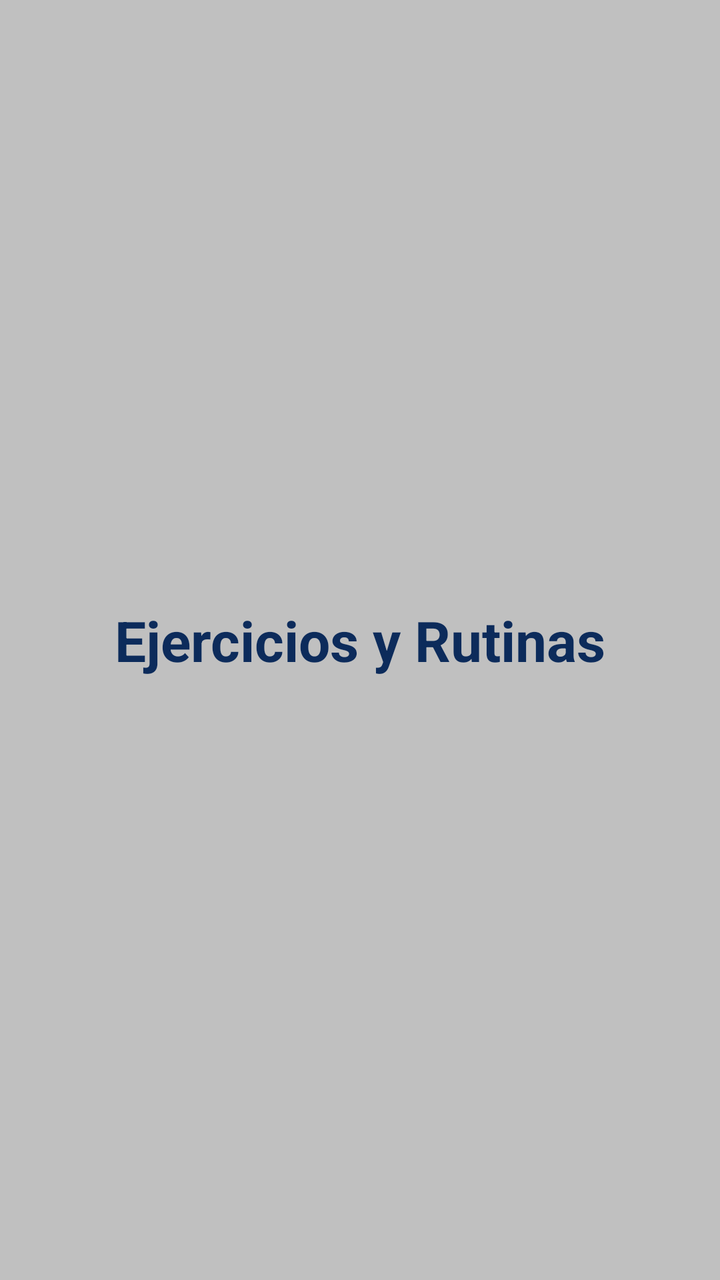
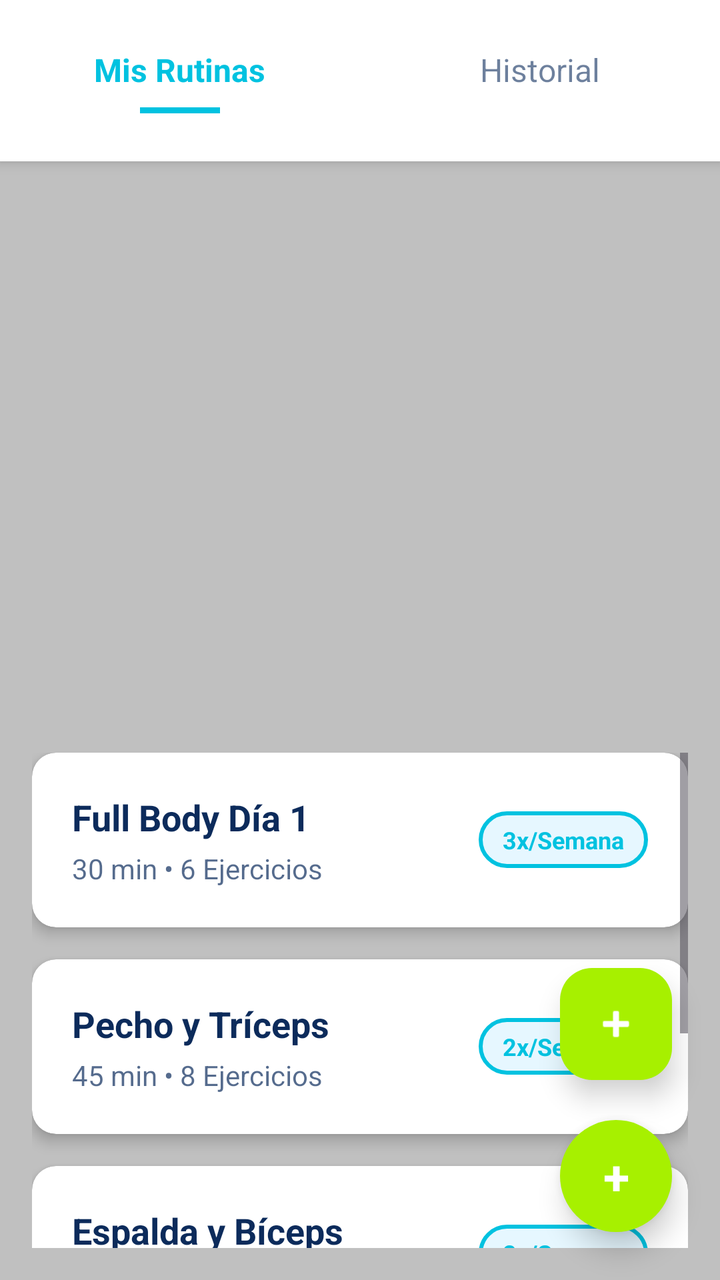

The first picture is an Android layout as it rendered before a commit; the second is the same layout after the commit. The layout source and the unified diff follow.
<!-- AndroidManifest.xml: application theme Base.Theme.FitTrack -->
<!-- res/layout/fragment_rutina.xml -->
<?xml version="1.0" encoding="utf-8"?>
<FrameLayout xmlns:android="http://schemas.android.com/apk/res/android"
    xmlns:tools="http://schemas.android.com/tools"
    android:layout_width="match_parent"
    android:layout_height="match_parent"
    android:background="@color/soft_metric"
    tools:context=".RutinaFragment">

    <TextView
        android:layout_width="match_parent"
        android:layout_height="match_parent"
        android:text="Ejercicios y Rutinas"
        android:gravity="center"
        android:textSize="28sp"
        android:textColor="@color/track_night"
        android:textStyle="bold" />

</FrameLayout>
<!-- resources referenced by this layout -->
<resources>
  <color name="soft_metric">#C0C0C0</color>
  <color name="track_night">#0C2B5B</color>
  <style name="Base.Theme.FitTrack" parent="Theme.Material3.DayNight">
          
          <item name="colorPrimary">@color/track_night</item>
          <item name="colorOnPrimary">@color/clean_stat</item>
          <item name="colorPrimaryVariant">@color/track_night</item>
  
          
          <item name="colorSecondary">@color/fit_glow</item>
          <item name="colorOnSecondary">@color/track_night</item>
          <item name="colorSecondaryVariant">@color/progress_neon</item>
  
          
          <item name="colorSurface">@color/app_surface</item>
          <item name="colorOnSurface">@color/track_night</item>
          <item name="android:colorBackground">@color/app_background</item>
          <item name="colorOnBackground">@color/track_night</item>
          <item name="colorSurfaceVariant">@color/app_background</item>
          <item name="android:windowBackground">@color/app_background</item>
  
          
          <item name="colorAccent">@color/fit_glow</item>
  
          
          <item name="android:statusBarColor">@color/track_night</item>
          <item name="android:navigationBarColor">@color/clean_stat</item>
  
          
          <item name="windowActionBar">false</item>
          <item name="windowNoTitle">true</item>
      </style>
  <color name="clean_stat">#FFFFFF</color>
  <color name="fit_glow">#00C2E0</color>
  <color name="progress_neon">#A7F000</color>
  <color name="app_surface">#C0C0C0</color>
  <color name="app_background">#C0C0C0</color>
</resources>

<!-- the commit's change to res/layout/fragment_rutina.xml (unified diff, before → after) -->
@@ -1,18 +1,429 @@
 <?xml version="1.0" encoding="utf-8"?>
-<FrameLayout xmlns:android="http://schemas.android.com/apk/res/android"
+<androidx.coordinatorlayout.widget.CoordinatorLayout
+    xmlns:android="http://schemas.android.com/apk/res/android"
     xmlns:tools="http://schemas.android.com/tools"
+    xmlns:app="http://schemas.android.com/apk/res-auto"
     android:layout_width="match_parent"
     android:layout_height="match_parent"
     android:background="@color/soft_metric"
     tools:context=".RutinaFragment">
 
-    <TextView
+    <LinearLayout
         android:layout_width="match_parent"
         android:layout_height="match_parent"
-        android:text="Ejercicios y Rutinas"
+        android:orientation="vertical">
+
+        
+        <LinearLayout
+            android:layout_width="match_parent"
+            android:layout_height="wrap_content"
+            android:orientation="horizontal"
+            android:background="@color/clean_stat"
+            android:elevation="4dp"
+            android:paddingTop="8dp"
+            android:paddingBottom="8dp">
+
+            
+            <LinearLayout
+                android:id="@+id/tabMisRutinas"
+                android:layout_width="0dp"
+                android:layout_height="wrap_content"
+                android:layout_weight="1"
+                android:orientation="vertical"
+                android:padding="16dp"
+                android:gravity="center"
+                android:clickable="true"
+                android:focusable="true"
+                android:background="?attr/selectableItemBackground">
+
+                <TextView
+                    android:id="@+id/textMisRutinas"
+                    android:layout_width="wrap_content"
+                    android:layout_height="wrap_content"
+                    android:text="Mis Rutinas"
+                    android:textSize="16sp"
+                    android:textColor="@color/fit_glow"
+                    android:textStyle="bold" />
+
+                
+                <View
+                    android:id="@+id/lineMisRutinas"
+                    android:layout_width="40dp"
+                    android:layout_height="3dp"
+                    android:layout_marginTop="8dp"
+                    android:background="@color/fit_glow" />
+
+            </LinearLayout>
+
+            
+            <LinearLayout
+                android:id="@+id/tabHistorial"
+                android:layout_width="0dp"
+                android:layout_height="wrap_content"
+                android:layout_weight="1"
+                android:orientation="vertical"
+                android:padding="16dp"
+                android:gravity="center"
+                android:clickable="true"
+                android:focusable="true"
+                android:background="?attr/selectableItemBackground">
+
+                <TextView
+                    android:id="@+id/textHistorial"
+                    android:layout_width="wrap_content"
+                    android:layout_height="wrap_content"
+                    android:text="Historial"
+                    android:textSize="16sp"
+                    android:textColor="@color/track_night"
+                    android:alpha="0.6" />
+
+                
+                <View
+                    android:id="@+id/lineHistorial"
+                    android:layout_width="40dp"
+                    android:layout_height="3dp"
+                    android:layout_marginTop="8dp"
+                    android:visibility="invisible" />
+
+            </LinearLayout>
+
+        </LinearLayout>
+
+        
+        <androidx.recyclerview.widget.RecyclerView
+            android:id="@+id/recyclerViewRutinas"
+            android:layout_width="match_parent"
+            android:layout_height="0dp"
+            android:layout_weight="1"
+            android:padding="16dp"
+            android:visibility="visible"
+            android:scrollbars="vertical" />
+
+        
+        <ScrollView
+            android:id="@+id/scrollHistorial"
+            android:layout_width="match_parent"
+            android:layout_height="0dp"
+            android:layout_weight="1"
+            android:padding="16dp"
+            android:visibility="gone">
+
+            <LinearLayout
+                android:layout_width="match_parent"
+                android:layout_height="wrap_content"
+                android:orientation="vertical"
+                android:gravity="center">
+
+                <TextView
+                    android:layout_width="wrap_content"
+                    android:layout_height="wrap_content"
+                    android:text="Historial de Entrenamientos"
+                    android:textSize="18sp"
+                    android:textColor="@color/track_night"
+                    android:textStyle="bold"
+                    android:layout_marginTop="32dp" />
+
+                <TextView
+                    android:layout_width="wrap_content"
+                    android:layout_height="wrap_content"
+                    android:text="Próximamente disponible"
+                    android:textSize="14sp"
+                    android:textColor="@color/track_night"
+                    android:alpha="0.7"
+                    android:layout_marginTop="8dp" />
+
+            </LinearLayout>
+
+        </ScrollView>
+
+        
+        <ScrollView
+            android:id="@+id/scrollMisRutinas"
+            android:layout_width="match_parent"
+            android:layout_height="0dp"
+            android:layout_weight="1"
+            android:padding="16dp">
+
+            <LinearLayout
+                android:layout_width="match_parent"
+                android:layout_height="wrap_content"
+                android:orientation="vertical">
+
+                
+                <androidx.cardview.widget.CardView
+                    android:layout_width="match_parent"
+                    android:layout_height="wrap_content"
+                    android:layout_marginBottom="16dp"
+                    app:cardCornerRadius="12dp"
+                    app:cardElevation="4dp"
+                    android:backgroundTint="@color/clean_stat"
+                    android:clickable="true"
+                    android:focusable="true"
+                    android:foreground="?attr/selectableItemBackground">
+
+                    <LinearLayout
+                        android:layout_width="match_parent"
+                        android:layout_height="wrap_content"
+                        android:orientation="horizontal"
+                        android:padding="20dp">
+
+                        
+                        <LinearLayout
+                            android:layout_width="0dp"
+                            android:layout_height="wrap_content"
+                            android:layout_weight="1"
+                            android:orientation="vertical">
+
+                            <TextView
+                                android:layout_width="wrap_content"
+                                android:layout_height="wrap_content"
+                                android:text="Full Body Día 1"
+                                android:textSize="18sp"
+                                android:textColor="@color/track_night"
+                                android:textStyle="bold"
+                                android:layout_marginBottom="4dp" />
+
+                            <TextView
+                                android:layout_width="wrap_content"
+                                android:layout_height="wrap_content"
+                                android:text="30 min • 6 Ejercicios"
+                                android:textSize="14sp"
+                                android:textColor="@color/track_night"
+                                android:alpha="0.7" />
+
+                        </LinearLayout>
+
+                        
+                        <TextView
+                            android:layout_width="wrap_content"
+                            android:layout_height="wrap_content"
+                            android:text="3x/Semana"
+                            android:textSize="12sp"
+                            android:textColor="@color/fit_glow"
+                            android:textStyle="bold"
+                            android:background="@drawable/frequency_badge"
+                            android:paddingHorizontal="12dp"
+                            android:paddingVertical="6dp"
+                            android:layout_gravity="center_vertical" />
+
+                    </LinearLayout>
+
+                </androidx.cardview.widget.CardView>
+
+                
+                <androidx.cardview.widget.CardView
+                    android:layout_width="match_parent"
+                    android:layout_height="wrap_content"
+                    android:layout_marginBottom="16dp"
+                    app:cardCornerRadius="12dp"
+                    app:cardElevation="4dp"
+                    android:backgroundTint="@color/clean_stat"
+                    android:clickable="true"
+                    android:focusable="true"
+                    android:foreground="?attr/selectableItemBackground">
+
+                    <LinearLayout
+                        android:layout_width="match_parent"
+                        android:layout_height="wrap_content"
+                        android:orientation="horizontal"
+                        android:padding="20dp">
+
+                        <LinearLayout
+                            android:layout_width="0dp"
+                            android:layout_height="wrap_content"
+                            android:layout_weight="1"
+                            android:orientation="vertical">
+
+                            <TextView
+                                android:layout_width="wrap_content"
+                                android:layout_height="wrap_content"
+                                android:text="Pecho y Tríceps"
+                                android:textSize="18sp"
+                                android:textColor="@color/track_night"
+                                android:textStyle="bold"
+                                android:layout_marginBottom="4dp" />
+
+                            <TextView
+                                android:layout_width="wrap_content"
+                                android:layout_height="wrap_content"
+                                android:text="45 min • 8 Ejercicios"
+                                android:textSize="14sp"
+                                android:textColor="@color/track_night"
+                                android:alpha="0.7" />
+
+                        </LinearLayout>
+
+                        <TextView
+                            android:layout_width="wrap_content"
+                            android:layout_height="wrap_content"
+                            android:text="2x/Semana"
+                            android:textSize="12sp"
+                            android:textColor="@color/fit_glow"
+                            android:textStyle="bold"
+                            android:background="@drawable/frequency_badge"
+                            android:paddingHorizontal="12dp"
+                            android:paddingVertical="6dp"
+                            android:layout_gravity="center_vertical" />
+
+                    </LinearLayout>
+
+                </androidx.cardview.widget.CardView>
+
+                
+                <androidx.cardview.widget.CardView
+                    android:layout_width="match_parent"
+                    android:layout_height="wrap_content"
+                    android:layout_marginBottom="16dp"
+                    app:cardCornerRadius="12dp"
+                    app:cardElevation="4dp"
+                    android:backgroundTint="@color/clean_stat"
+                    android:clickable="true"
+                    android:focusable="true"
+                    android:foreground="?attr/selectableItemBackground">
+
+                    <LinearLayout
+                        android:layout_width="match_parent"
+                        android:layout_height="wrap_content"
+                        android:orientation="horizontal"
+                        android:padding="20dp">
+
+                        <LinearLayout
+                            android:layout_width="0dp"
+                            android:layout_height="wrap_content"
+                            android:layout_weight="1"
+                            android:orientation="vertical">
+
+                            <TextView
+                                android:layout_width="wrap_content"
+                                android:layout_height="wrap_content"
+                                android:text="Espalda y Bíceps"
+                                android:textSize="18sp"
+                                android:textColor="@color/track_night"
+                                android:textStyle="bold"
+                                android:layout_marginBottom="4dp" />
+
+                            <TextView
+                                android:layout_width="wrap_content"
+                                android:layout_height="wrap_content"
+                                android:text="40 min • 7 Ejercicios"
+                                android:textSize="14sp"
+                                android:textColor="@color/track_night"
+                                android:alpha="0.7" />
+
+                        </LinearLayout>
+
+                        <TextView
+                            android:layout_width="wrap_content"
+                            android:layout_height="wrap_content"
+                            android:text="2x/Semana"
+                            android:textSize="12sp"
+                            android:textColor="@color/fit_glow"
+                            android:textStyle="bold"
+                            android:background="@drawable/frequency_badge"
+                            android:paddingHorizontal="12dp"
+                            android:paddingVertical="6dp"
+                            android:layout_gravity="center_vertical" />
+
+                    </LinearLayout>
+
+                </androidx.cardview.widget.CardView>
+
+                
+                <androidx.cardview.widget.CardView
+                    android:layout_width="match_parent"
+                    android:layout_height="wrap_content"
+                    android:layout_marginBottom="80dp"
+                    app:cardCornerRadius="12dp"
+                    app:cardElevation="4dp"
+                    android:backgroundTint="@color/clean_stat"
+                    android:clickable="true"
+                    android:focusable="true"
+                    android:foreground="?attr/selectableItemBackground">
+
+                    <LinearLayout
+                        android:layout_width="match_parent"
+                        android:layout_height="wrap_content"
+                        android:orientation="horizontal"
+                        android:padding="20dp">
+
+                        <LinearLayout
+                            android:layout_width="0dp"
+                            android:layout_height="wrap_content"
+                            android:layout_weight="1"
+                            android:orientation="vertical">
+
+                            <TextView
+                                android:layout_width="wrap_content"
+                                android:layout_height="wrap_content"
+                                android:text="Piernas Completas"
+                                android:textSize="18sp"
+                                android:textColor="@color/track_night"
+                                android:textStyle="bold"
+                                android:layout_marginBottom="4dp" />
+
+                            <TextView
+                                android:layout_width="wrap_content"
+                                android:layout_height="wrap_content"
+                                android:text="50 min • 9 Ejercicios"
+                                android:textSize="14sp"
+                                android:textColor="@color/track_night"
+                                android:alpha="0.7" />
+
+                        </LinearLayout>
+
+                        <TextView
+                            android:layout_width="wrap_content"
+                            android:layout_height="wrap_content"
+                            android:text="1x/Semana"
+                            android:textSize="12sp"
+                            android:textColor="@color/fit_glow"
+                            android:textStyle="bold"
+                            android:background="@drawable/frequency_badge"
+                            android:paddingHorizontal="12dp"
+                            android:paddingVertical="6dp"
+                            android:layout_gravity="center_vertical" />
+
+                    </LinearLayout>
+
+                </androidx.cardview.widget.CardView>
+
+            </LinearLayout>
+
+        </ScrollView>
+
+    </LinearLayout>
+
+    
+    <com.google.android.material.floatingactionbutton.FloatingActionButton
+        android:id="@+id/fabAddRutina"
+        android:layout_width="56dp"
+        android:layout_height="56dp"
+        android:layout_gravity="bottom|end"
+        android:layout_marginEnd="24dp"
+        android:layout_marginBottom="100dp"
+        android:backgroundTint="@color/progress_neon"
+        android:src="@android:drawable/ic_input_add"
+        app:tint="@color/clean_stat"
+        app:elevation="8dp"
+        app:fabSize="normal"
+        android:contentDescription="Agregar nueva rutina" />
+
+    
+    <TextView
+        android:layout_width="56dp"
+        android:layout_height="56dp"
+        android:layout_gravity="bottom|end"
+        android:layout_marginEnd="24dp"
+        android:layout_marginBottom="24dp"
+        android:background="@drawable/debug_fab_background"
         android:gravity="center"
-        android:textSize="28sp"
-        android:textColor="@color/track_night"
-        android:textStyle="bold" />
-
-</FrameLayout>
+        android:text="+"
+        android:textColor="@color/clean_stat"
+        android:textSize="24sp"
+        android:textStyle="bold"
+        android:elevation="8dp"
+        android:clickable="true"
+        android:focusable="true"
+        android:id="@+id/debugFab" />
+
+</androidx.coordinatorlayout.widget.CoordinatorLayout>
<!-- resource entries referenced after the edit -->
@@ -1,7 +1,38 @@
 <!-- resources referenced by this layout -->
 <resources>
+  <color name="clean_stat">#FFFFFF</color>
+  <color name="fit_glow">#00C2E0</color>
+  <color name="progress_neon">#A7F000</color>
   <color name="soft_metric">#C0C0C0</color>
   <color name="track_night">#0C2B5B</color>
+  <!-- drawable debug_fab_background (drawable) -->
+  <?xml version="1.0" encoding="utf-8"?>
+  <shape xmlns:android="http://schemas.android.com/apk/res/android"
+      android:shape="oval">
+  
+      <solid android:color="@color/progress_neon" />
+  
+      <size
+          android:width="56dp"
+          android:height="56dp" />
+  
+  </shape>
+  <!-- drawable frequency_badge (drawable) -->
+  <?xml version="1.0" encoding="utf-8"?>
+  <shape xmlns:android="http://schemas.android.com/apk/res/android"
+      android:shape="rectangle">
+  
+      
+      <solid android:color="#E6F7FF" />
+  
+      
+      <stroke
+          android:width="2dp"
+          android:color="@color/fit_glow" />
+  
+      <corners android:radius="16dp" />
+  
+  </shape>
   <style name="Base.Theme.FitTrack" parent="Theme.Material3.DayNight">
           
           <item name="colorPrimary">@color/track_night</item>
@@ -32,9 +63,6 @@
           <item name="windowActionBar">false</item>
           <item name="windowNoTitle">true</item>
       </style>
-  <color name="clean_stat">#FFFFFF</color>
-  <color name="fit_glow">#00C2E0</color>
-  <color name="progress_neon">#A7F000</color>
   <color name="app_surface">#C0C0C0</color>
   <color name="app_background">#C0C0C0</color>
 </resources>
